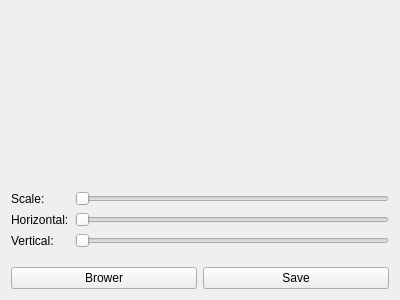
The window that testwidgets/testimage.ui (wuzhibo/testqt) describes before a commit, drawn with Qt 5.
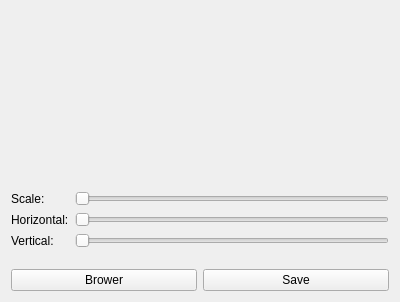
The same window after the commit.

The edit to the form file:
```diff
--- a/testwidgets/testimage.ui
+++ b/testwidgets/testimage.ui
@@ -7,7 +7,7 @@
     <x>0</x>
     <y>0</y>
     <width>400</width>
-    <height>300</height>
+    <height>302</height>
    </rect>
   </property>
   <property name="windowTitle">
```
Left out of the diff: 6 changed lines with no effect on the pictures.
